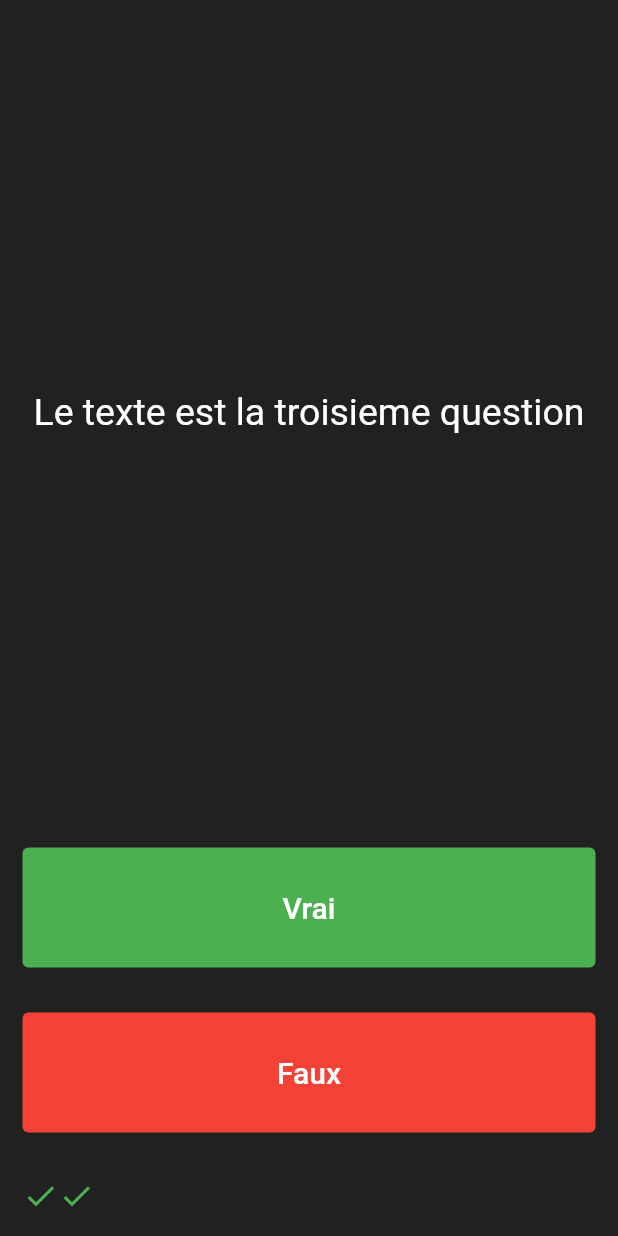
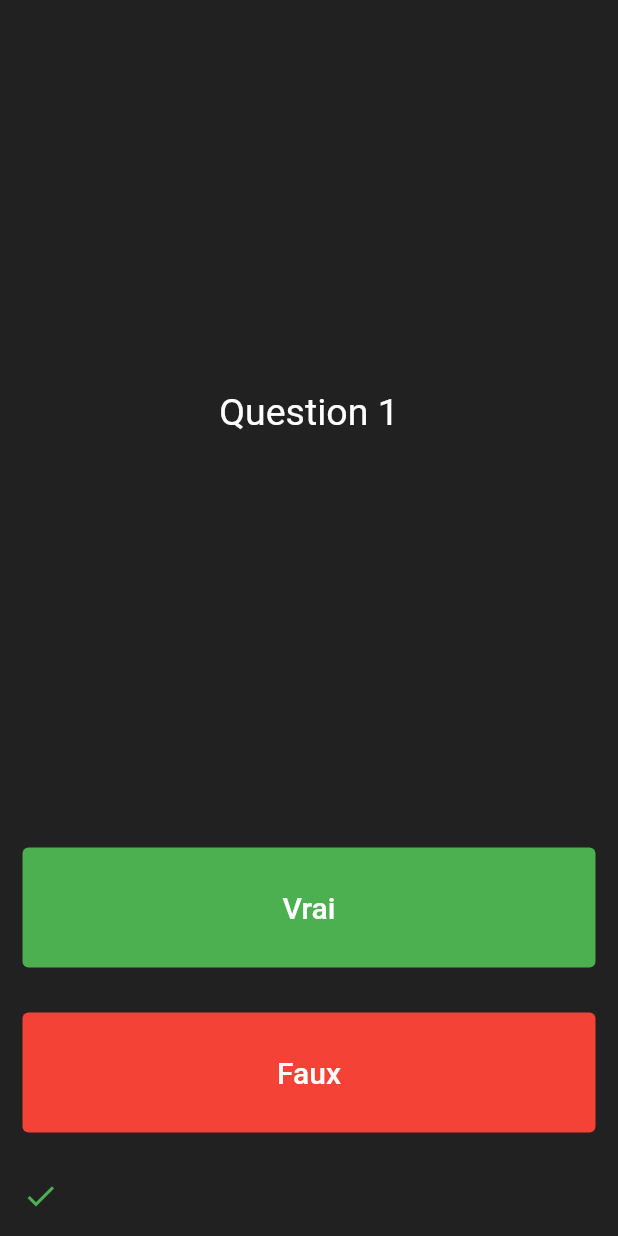
Before and after one commit to Binique/quizzer, a Flutter app: the screen it shows after launch, after a tap on "Vrai", after a tap on "Faux", on a phone screen of 412 x 824 dp. Run offline on Flutter 3.47's test engine with Material 2 defaults, Android fonts, the phone set to English and light mode, and no system bars.

Commit message:
Classe et objet

```diff
--- a/lib/main.dart
+++ b/lib/main.dart
@@ -1,5 +1,5 @@
 import 'package:flutter/material.dart';
-
+import 'question.dart';
 void main() {
   runApp(
      MaterialApp(
@@ -24,19 +24,19 @@ class Quizzer extends StatefulWidget {
 class _QuizzerState extends State<Quizzer> {
   List<Icon> IconResult = [];
 
-  List<String> listQuestions = ['Le texte de la question','Le texte est la deuxieme question',
-    'Le texte est la troisieme question',
-    'Le texte est la quatrieme question',
-  ];
+  List<Question> listQuestions= [Question('Question 1', true)];
+
 
 int questionNumber = 0;
+
+
 
   void questionSuivante(){
     if (questionNumber<listQuestions.length - 1){
       questionNumber++;
     }
   }
-  List<bool> reponses = [ true , true, false,false ];
+
 
   @override
   Widget build(BuildContext context) {
@@ -50,7 +50,7 @@ int questionNumber = 0;
           Padding(
             padding: const EdgeInsets.all(10.0),
             child: Center(
-                child: Text( listQuestions[questionNumber],
+                child: Text( listQuestions[questionNumber].listQuestions,
                   style: TextStyle(color: Colors.white,fontSize: 25.0),textAlign: TextAlign.center,
                 ),
 
@@ -63,7 +63,7 @@ int questionNumber = 0;
             padding: const EdgeInsets.all(15.0),
             child: TextButton(
               onPressed: () {
-                bool bonneReponse =  reponses[questionNumber];
+                bool bonneReponse = listQuestions[questionNumber].reponses;
                 setState(() {
                   if (IconResult.length != listQuestions.length) {
                     if (bonneReponse == true) {
@@ -100,7 +100,7 @@ int questionNumber = 0;
             padding: const EdgeInsets.all(15.0),
             child: TextButton(
               onPressed: () {
-                bool bonneReponse =  reponses[questionNumber];
+                bool bonneReponse =  listQuestions[questionNumber].reponses;
                 setState(() {
                     if(IconResult.length != listQuestions.length) {
                       if (bonneReponse == false) {
--- /dev/null
+++ b/lib/question.dart
@@ -0,0 +1,11 @@
+
+class Question {
+  late String listQuestions;
+  late bool reponses;
+
+  Question(String q, bool r){
+    listQuestions = q;
+    reponses = r;
+  }
+
+}
```
